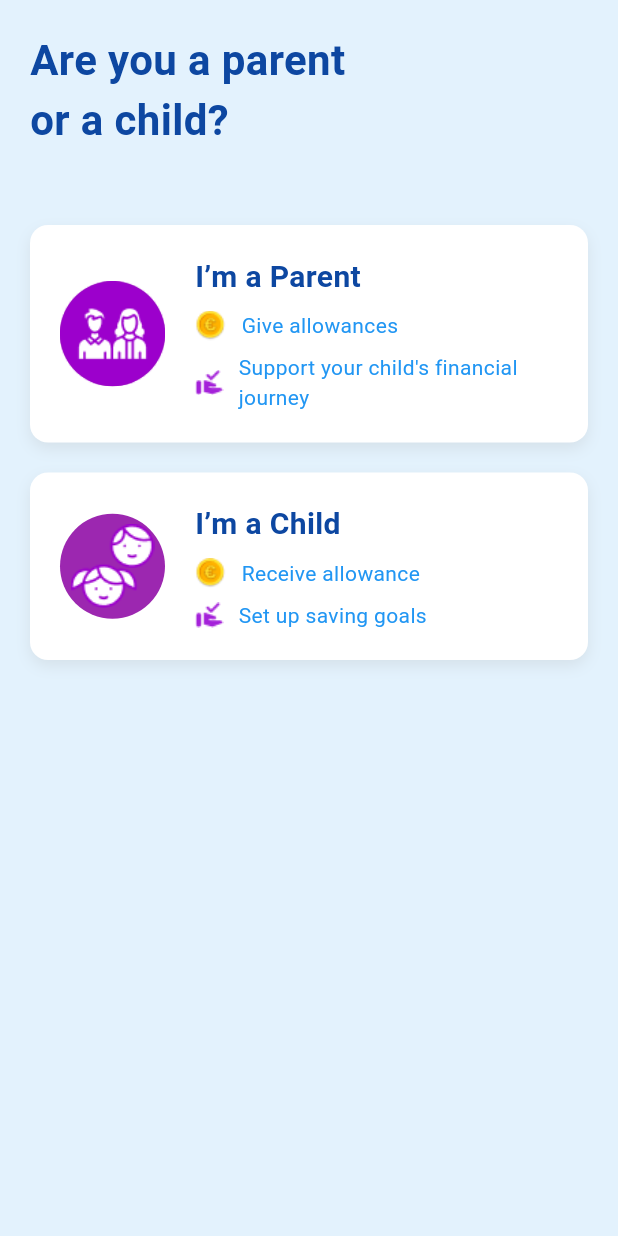
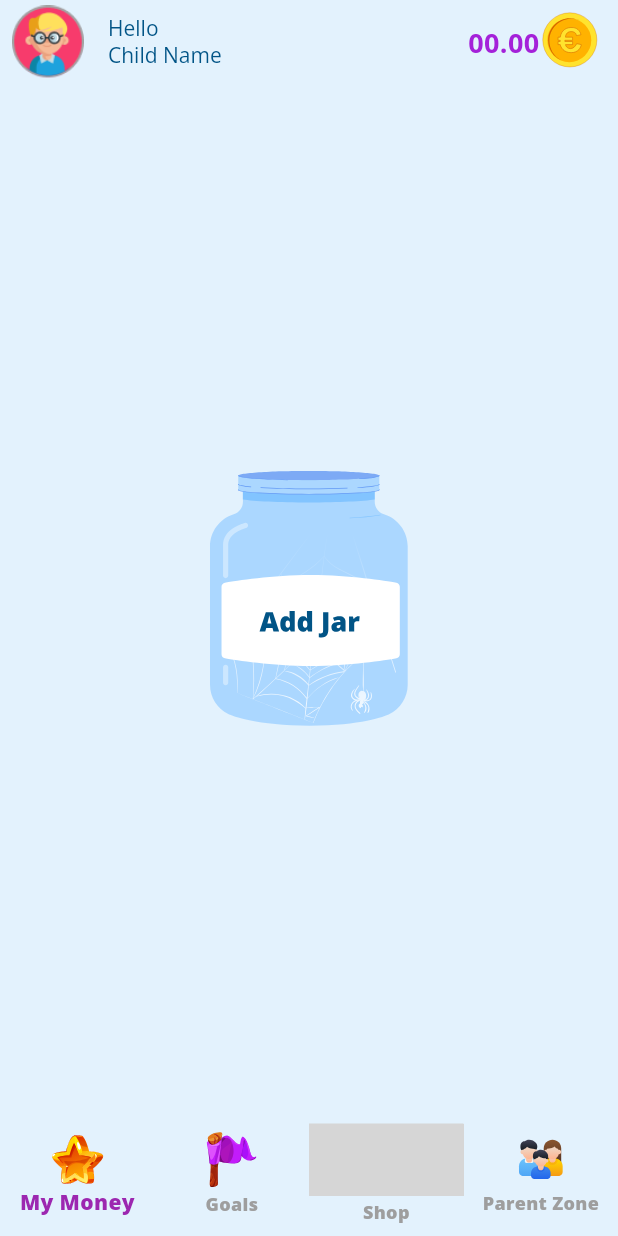
Before and after one commit to Mohsinishfaq07/coin_kids, a Flutter app: the RoleSelectionScreen screen opened directly, after a tap on "I’m a Child", on a phone screen of 412 x 824 dp. Run offline on Flutter 3.47's test engine with Material 3 defaults, Android fonts, the phone set to English and light mode, and no system bars; our stand-ins replace cloud_firestore, firebase_auth, firebase_core, flutter_svg, get, google_fonts and 4 more; accounts and stored records are empty; project files that could hold a hidden picture were left out; grey boxes are pictures that could not be loaded.

Commit message:
kid section started

```diff
--- /dev/null
+++ b/lib/features/roles/kid/kid_bottom_nav/kid_bottom_nav_screen.dart
@@ -0,0 +1,161 @@
+import 'package:coin_kids/features/roles/kid/kid_bottom_nav/kid_nav_controller.dart';
+import 'package:coin_kids/features/roles/parents/bottom_navigationbar/bottom_navigationbar_controller.dart';
+import 'package:flutter/material.dart';
+import 'package:flutter_svg/svg.dart';
+import 'package:get/get.dart';
+import 'package:google_fonts/google_fonts.dart';
+
+class KidBottomNavScreen extends StatelessWidget {
+  KidBottomNavScreen({super.key});
+  final KidNavigationBarController controller =
+      Get.put(KidNavigationBarController());
+
+  bool _isOnHomeScreen = false;
+
+  @override
+  Widget build(BuildContext context) {
+    return WillPopScope(
+      onWillPop: () async {
+        if (controller.currentIndex.value != 0) {
+          // Agar current index home pe nahi hai
+          controller.currentIndex.value = 0; // Home index pe navigate karna
+          _isOnHomeScreen = true;
+          return false; // Pop nahi hone dena
+        }
+
+        if (_isOnHomeScreen) {
+          // Agar home screen pe aur back button press ho gaya
+          bool shouldExit = await _showExitConfirmation(context);
+          return shouldExit;
+        }
+
+        return false;
+      },
+      child: Scaffold(
+        body: Obx(() => controller.screens[controller.currentIndex.value]),
+        bottomNavigationBar: Obx(() {
+          return BottomNavigationBar(
+            currentIndex: controller.currentIndex.value,
+            onTap: (index) {
+              controller.currentIndex.value = index;
+              _isOnHomeScreen = index == 0; // Track if user is on home screen
+            },
+            type: BottomNavigationBarType.fixed,
+            selectedItemColor: Colors.purple,
+            unselectedItemColor: Colors.grey,
+            selectedLabelStyle: GoogleFonts.openSans(
+              color: const Color(0xffA421D9),
+              fontWeight: FontWeight.w800,
+            ),
+            unselectedLabelStyle: GoogleFonts.openSans(
+              color: const Color(0xff838383),
+              fontWeight: FontWeight.w800,
+            ),
+            backgroundColor: Colors.blue[50],
+            elevation: 0.0,
+            items: [
+              BottomNavigationBarItem(
+                  icon: SvgPicture.asset(
+                    'assets/kid_section_icons/kid_my_money_icon.svg',
+                  ),
+                  label: 'My Money'),
+              BottomNavigationBarItem(
+                  icon: SvgPicture.asset(
+                    'assets/kid_section_icons/kid_goal_icon.svg',
+                  ),
+                  label: 'Goals'),
+              BottomNavigationBarItem(
+                  icon: SvgPicture.asset(
+                    'assets/kid_section_icons/kid_shop_icon.svg',
+                  ),
+                  label: 'Shop'),
+              BottomNavigationBarItem(
+                  icon: SvgPicture.asset(
+                    'assets/kid_section_icons/kid_parent_zone.svg',
+                  ),
+                  label: 'Parent Zone')
+              // bottomBarItem(
+              //     assetName: 'assets/kid_section_icons/kid_goal_icon.svg',
+              //     label: 'Goals'),
+              // bottomBarItem(
+              //     assetName: 'assets/kid_section_icons/kid_shop_icon.svg',
+              //     label: 'Shop'),
+              // bottomBarItem(
+              //     assetName: 'assets/kid_section_icons/kid_parent_zone.svg',
+              //     label: 'Parent Zone')
+            ],
+          );
+        }),
+      ),
+    );
+  }
+
+  Future<bool> _showExitConfirmation(BuildContext context) async {
+    return await showDialog(
+          context: context,
+          barrierDismissible: false,
+          builder: (context) => AlertDialog(
+            shape: RoundedRectangleBorder(
+              borderRadius: BorderRadius.circular(12),
+            ),
+            title: const Row(
+              children: [
+                Icon(Icons.exit_to_app, color: Colors.red, size: 28),
+                SizedBox(width: 8),
+                Text(
+                  'Exit App',
+                  style: TextStyle(fontSize: 18, fontWeight: FontWeight.bold),
+                ),
+              ],
+            ),
+            content: const Text(
+              'Are you sure you want to exit the application?',
+              style: TextStyle(fontSize: 16),
+            ),
+            actions: [
+              TextButton(
+                onPressed: () => Navigator.of(context).pop(false),
+                style: TextButton.styleFrom(
+                  foregroundColor: Colors.grey,
+                ),
+                child: const Text(
+                  'Cancel',
+                  style: TextStyle(fontSize: 16),
+                ),
+              ),
+              ElevatedButton(
+                onPressed: () => Navigator.of(context).pop(true),
+                style: ElevatedButton.styleFrom(
+                  backgroundColor: Colors.red,
+                  padding:
+                      const EdgeInsets.symmetric(horizontal: 16, vertical: 8),
+                ),
+                child: const Text(
+                  'Exit',
+                  style: TextStyle(
+                    fontSize: 16,
+                    color: Colors.white,
+                  ),
+                ),
+              ),
+            ],
+          ),
+        ) ??
+        false;
+  }
+
+  //bottom bar item
+
+  bottomBarItem({required String assetName, required String label}) {
+    return SizedBox(
+      height: 70,
+      width: 70,
+      child: Column(
+        children: [
+          SvgPicture.asset(assetName),
+          Text(label),
+        ],
+      ),
+    );
+  }
+}
--- /dev/null
+++ b/lib/features/roles/kid/kid_bottom_nav/kid_nav_controller.dart
@@ -0,0 +1,19 @@
+import 'package:coin_kids/features/roles/kid/kid_goals/kid_goals.dart';
+import 'package:coin_kids/features/roles/kid/kid_my_money/kid_my_money.dart';
+import 'package:coin_kids/features/roles/kid/kid_parent_zone/kid_parent_zone.dart';
+import 'package:coin_kids/features/roles/kid/kid_shop/kid_shop.dart';
+
+import 'package:flutter/material.dart';
+import 'package:get/get.dart';
+import 'package:get/get_state_manager/src/simple/get_controllers.dart';
+
+class KidNavigationBarController extends GetxController {
+  var currentIndex = 0.obs; // Reactive index to track selected tab
+
+  final List<Widget> screens = [
+    KidMyMoney(),
+    KidGoals(),
+    KidShop(),
+    KidParentZone(),
+  ];
+}
--- /dev/null
+++ b/lib/features/roles/kid/kid_my_money/kid_my_money.dart
@@ -0,0 +1,67 @@
+import 'package:flutter/material.dart';
+import 'package:flutter_svg/svg.dart';
+import 'package:google_fonts/google_fonts.dart';
+
+class KidMyMoney extends StatelessWidget {
+  const KidMyMoney({super.key});
+
+  @override
+  Widget build(BuildContext context) {
+    return Scaffold(
+      appBar: AppBar(
+        backgroundColor: Colors.transparent,
+        automaticallyImplyLeading: false,
+        leading: Padding(
+          padding: const EdgeInsets.only(left: 8.0),
+          child: CircleAvatar(
+            child: Image.asset('assets/avatar1.png'),
+          ),
+        ),
+        title: Text(
+          'Hello\nChild Name',
+          style: GoogleFonts.openSans(
+              fontSize: 14.0,
+              fontWeight: FontWeight.normal,
+              color: Color(0xff015486)),
+          textAlign: TextAlign.left,
+        ),
+        actions: [
+          SizedBox(
+            width: 100.0,
+            child: Row(
+              children: [
+                Text(
+                  '00.00',
+                  style: GoogleFonts.openSans(
+                      fontSize: 18.0,
+                      fontWeight: FontWeight.bold,
+                      color: Color(0xffA421D9)),
+                  textAlign: TextAlign.left,
+                ),
+                SvgPicture.asset(
+                  'assets/kid_section_icons/kid_coin_icon.svg',
+                  height: 40,
+                  width: 40,
+                )
+              ],
+            ),
+          )
+        ],
+      ),
+      body: SafeArea(
+          child: Column(
+        crossAxisAlignment: CrossAxisAlignment.center,
+        mainAxisAlignment: MainAxisAlignment.center,
+        children: [
+          noJarWidget(
+              assetName: 'assets/kid_section_icons/kid_add_jar_icon.svg')
+        ],
+      )),
+    );
+  }
+
+  // no jar widget
+  noJarWidget({required String assetName}) {
+    return Center(child: SvgPicture.asset(assetName));
+  }
+}
--- a/lib/features/roles/role_selection_screen.dart
+++ b/lib/features/roles/role_selection_screen.dart
@@ -1,4 +1,5 @@
 import 'package:coin_kids/app_assets.dart';
+import 'package:coin_kids/features/roles/kid/kid_bottom_nav/kid_bottom_nav_screen.dart';
 import 'package:coin_kids/features/roles/parents/authentication/parent_login/parent_login_screen.dart';
 import 'package:flutter/material.dart';
 import 'package:get/get.dart';
@@ -41,6 +42,7 @@ class RoleSelectionScreen extends StatelessWidget {
                 onTap: () {
                   // Navigate to Child Screen (e.g., ChildLoginScreen)
                   //Get.to(() => ChildLoginScreen());
+                  Get.to(() => KidBottomNavScreen());
                 },
                 description1: 'Set up saving goals',
               ),
--- a/lib/main.dart
+++ b/lib/main.dart
@@ -1,4 +1,5 @@
 import 'package:coin_kids/bindings/controller_bindings.dart';
+import 'package:coin_kids/features/roles/kid/kid_jar_section/add_in_spending/add_in_spending.dart';
 import 'package:firebase_core/firebase_core.dart';
 import 'package:flutter/material.dart';
 import 'package:flutter/services.dart';
@@ -10,7 +11,7 @@ void main() async {
   await Firebase.initializeApp();
   SystemChrome.setSystemUIOverlayStyle(
     const SystemUiOverlayStyle(
-      statusBarColor: Colors.transparent, // Make the status bar transparent
+      statusBarColor: Colors.transparent, //Make the status bar transparent
       statusBarIconBrightness:
           Brightness.dark, // Dark icons for light background
     ),
@@ -29,7 +30,7 @@ class MyApp extends StatelessWidget {
       ),
       debugShowCheckedModeBanner: false,
       initialBinding: ControllerBindings(),
-      home: SplashScreen(),
+      home: AddInSpending(),
     );
   }
 }
--- a/pubspec.yaml
+++ b/pubspec.yaml
@@ -49,6 +49,7 @@ dependencies:
   flutter_secure_storage: ^9.2.2
   flutter_svg:
   cached_network_image: ^3.4.1
+  google_fonts: 6.0.0
 
 
 dev_dependencies:
@@ -80,6 +81,7 @@ flutter:
     - assets/role_selection_icons/
     - assets/background_image/
     - assets/on_board/
+    - assets/kid_section_icons/
 
 
   #   - assets/images/icon.png
```
Also changed, not shown: lib/features/roles/kid/kid_goals/kid_goals.dart (added, +15 -0 lines), lib/features/roles/kid/kid_jar_section/add_in_spending/add_in_spending.dart (added, +39 -0 lines), lib/features/roles/kid/kid_parent_zone/kid_parent_zone.dart (added, +15 -0 lines), lib/features/roles/kid/kid_shop/kid_shop.dart (added, +15 -0 lines), assets/kid_section_icons/kid_add_jar_icon.svg (added), assets/kid_section_icons/kid_coin_icon.svg (added), assets/kid_section_icons/kid_goal_icon.svg (added), assets/kid_section_icons/kid_hand_icon.svg (added), assets/kid_section_icons/kid_my_money_icon.svg (added), assets/kid_section_icons/kid_parent_zone.svg (added), assets/kid_section_icons/kid_saving_jar.svg (added), assets/kid_section_icons/kid_shop_icon.svg (added), assets/kid_section_icons/kid_spending_jar.svg (added), pubspec.lock, 1 other file.
